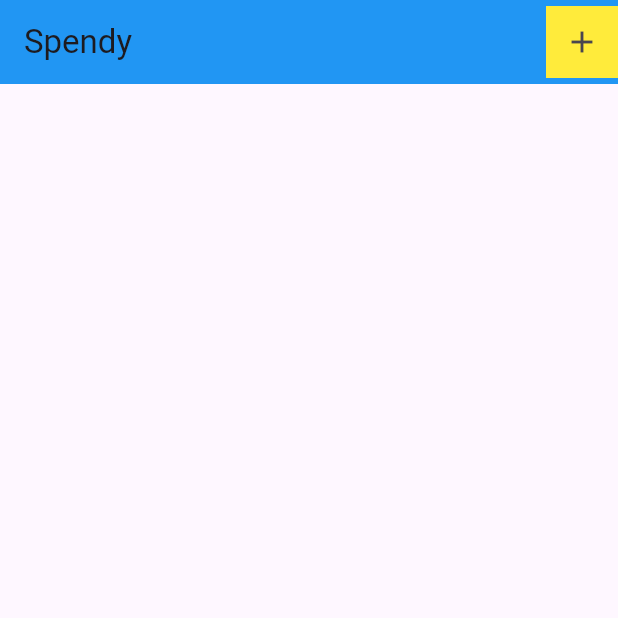
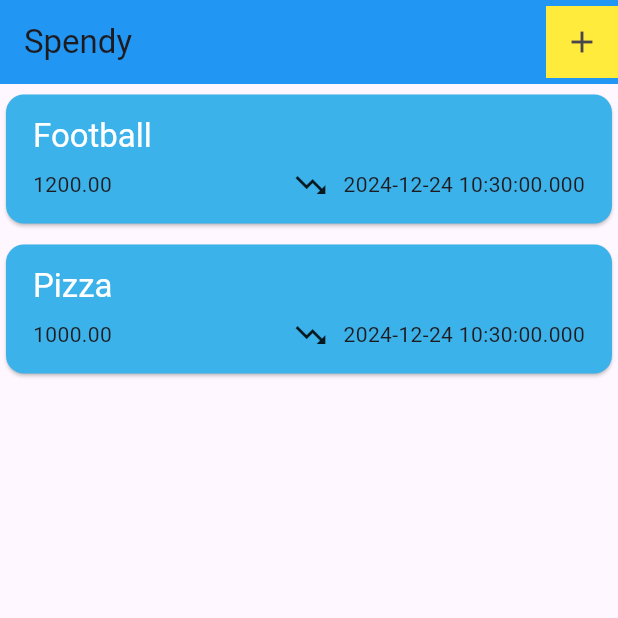
Before and after one commit to NavvAbhishek/spendy, a Flutter app: the screen it shows after launch, on a phone screen of 412 x 824 dp, the top half of it. Run offline on Flutter 3.47's test engine with Material 3 defaults, Android fonts, the phone set to English and light mode, and no system bars.

Commit message:
add expense tiles

```diff
--- a/lib/pages/expences.dart
+++ b/lib/pages/expences.dart
@@ -1,3 +1,5 @@
+import 'package:expense_tracker_app/models/expense.dart';
+import 'package:expense_tracker_app/widgets/expense_list.dart';
 import 'package:flutter/material.dart';
 
 class Expences extends StatefulWidget {
@@ -8,6 +10,19 @@ class Expences extends StatefulWidget {
 }
 
 class _ExpencesState extends State<Expences> {
+  final List<ExpenseModel> _expenseList = [
+    ExpenseModel(
+        amount: 1200.00,
+        date: DateTime.now(),
+        title: "Football",
+        category: Category.leasure),
+    ExpenseModel(
+        amount: 1000.00,
+        date: DateTime.now(),
+        title: "Pizza",
+        category: Category.food)
+  ];
+
   @override
   Widget build(BuildContext context) {
     return Scaffold(
@@ -20,6 +35,13 @@ class _ExpencesState extends State<Expences> {
               child: IconButton(onPressed: () {}, icon: const Icon(Icons.add)))
         ],
       ),
+      body: Column(
+        children: [
+          ExpenseList(
+            expenseList: _expenseList,
+          )
+        ],
+      ),
     );
   }
 }
--- /dev/null
+++ b/lib/widgets/expense_list.dart
@@ -0,0 +1,25 @@
+import 'package:expense_tracker_app/models/expense.dart';
+import 'package:expense_tracker_app/widgets/expense_tile.dart';
+import 'package:flutter/material.dart';
+
+class ExpenseList extends StatelessWidget {
+  const ExpenseList({super.key, required this.expenseList});
+
+  final List<ExpenseModel> expenseList;
+
+  @override
+  Widget build(BuildContext context) {
+    return Expanded(
+      child: ListView.builder(
+          itemCount: expenseList.length,
+          itemBuilder: (context, index) {
+            return Padding(
+              padding: const EdgeInsets.symmetric(vertical: 3),
+              child: ExpenseTile(
+                expense: expenseList[index],
+              ),
+            );
+          }),
+    );
+  }
+}
--- /dev/null
+++ b/lib/widgets/expense_tile.dart
@@ -0,0 +1,44 @@
+import 'package:expense_tracker_app/models/expense.dart';
+import 'package:flutter/material.dart';
+
+class ExpenseTile extends StatelessWidget {
+  const ExpenseTile({super.key, required this.expense});
+
+  final ExpenseModel expense;
+
+  @override
+  Widget build(BuildContext context) {
+    return Card(
+      color: const Color.fromARGB(255, 59, 178, 233),
+      child: Padding(
+        padding: const EdgeInsets.symmetric(vertical: 14, horizontal: 18),
+        child: Column(
+          crossAxisAlignment: CrossAxisAlignment.start,
+          children: [
+            Text(
+              expense.title,
+              style: Theme.of(context)
+                  .textTheme
+                  .titleLarge
+                  ?.copyWith(color: Colors.white),
+            ),
+            SizedBox(height: 6),
+            Row(
+              children: [
+                Text(expense.amount.toStringAsFixed(2)),
+                Spacer(),
+                Row(
+                  children: [
+                    Icon(Icons.trending_down),
+                    SizedBox(width: 10),
+                    Text(expense.date.toString())
+                  ],
+                )
+              ],
+            )
+          ],
+        ),
+      ),
+    );
+  }
+}
--- a/pubspec.yaml
+++ b/pubspec.yaml
@@ -9,6 +9,7 @@ environment:
 dependencies:
   flutter:
     sdk: flutter
+  intl: ^0.20.1
   uuid: ^4.5.1
 
 dev_dependencies:
```
Also changed, not shown: pubspec.lock.
